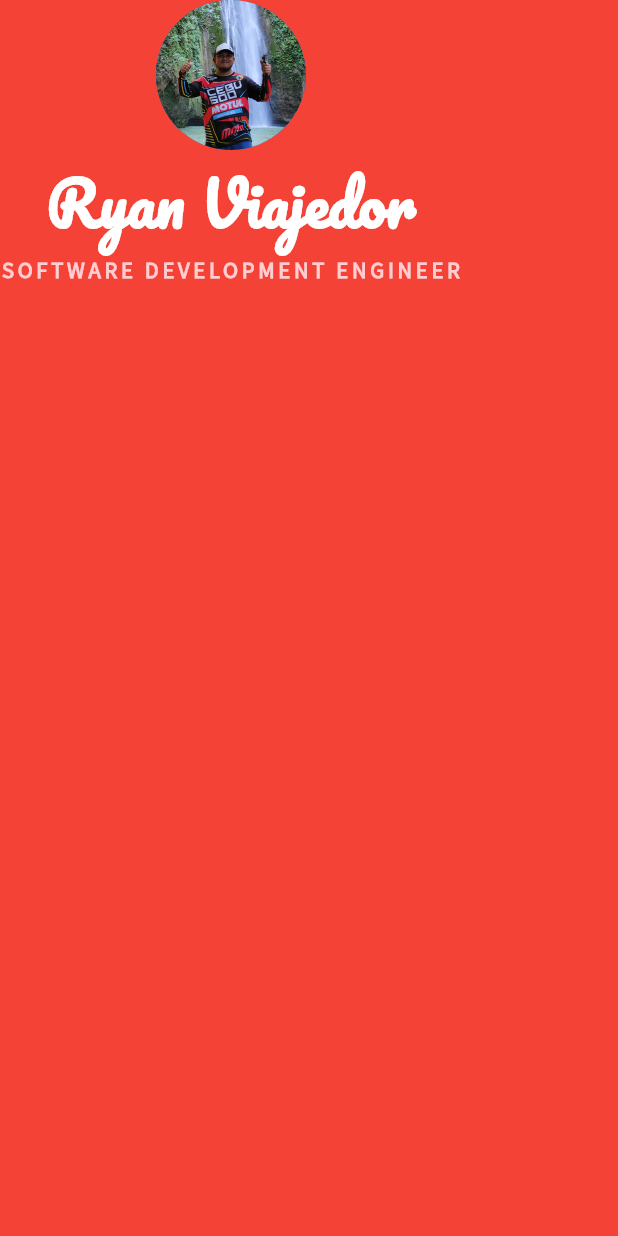
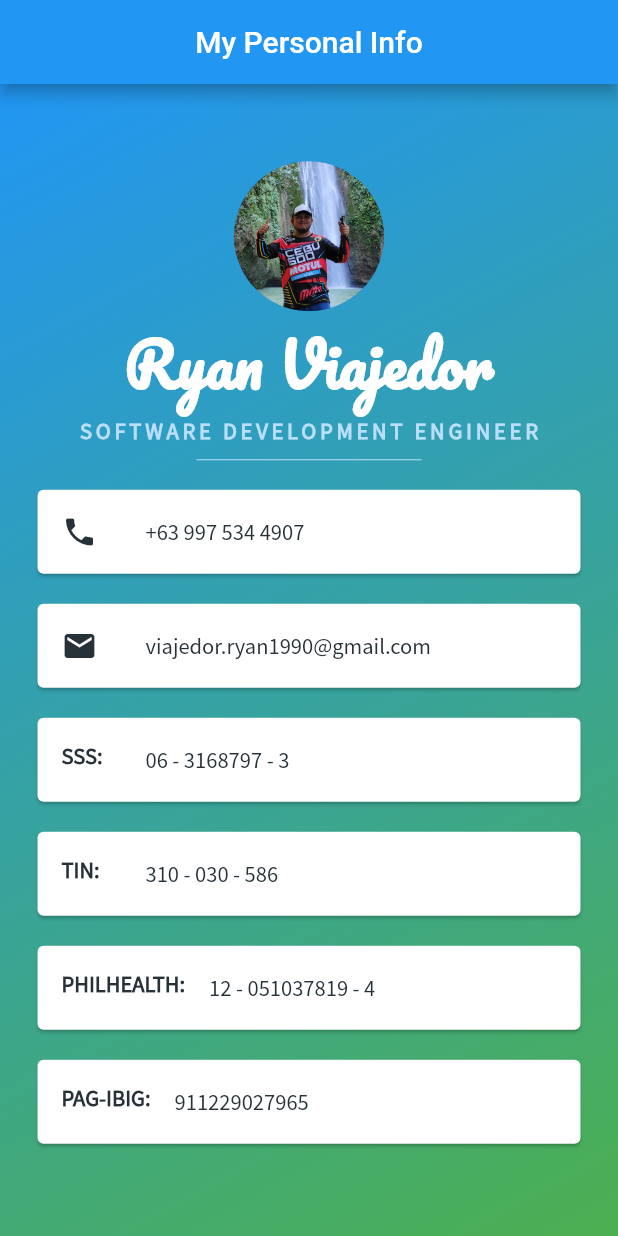
Before and after one commit to ryanmoradasviajedor/mi_card_flutter, a Flutter app: the screen it shows after launch, on a phone screen of 412 x 824 dp. Run offline on Flutter 3.47's test engine with Material 2 defaults, Android fonts, the phone set to English and light mode, and no system bars.

Commit message:
Flutter Card & ListTile Widget

```diff
--- a/lib/main.dart
+++ b/lib/main.dart
@@ -8,10 +8,23 @@ class MyApp extends StatelessWidget {
   @override
   Widget build(BuildContext context) {
     return MaterialApp(
+      title: 'My Personal Info',
       home: Scaffold(
-        backgroundColor: Colors.red,
-        body: SafeArea(
+//        backgroundColor: Colors.red,
+        appBar:  AppBar(
+          centerTitle: true,
+          title: Text('My Personal Info'),
+        ),
+        body: Container(
+            decoration: BoxDecoration(
+              gradient: LinearGradient(
+                  begin: Alignment.topLeft,
+                  end: Alignment.bottomRight,
+                  colors: [Colors.blue, Colors.green])
+          ),
+          child: SafeArea(
             child: Column(
+              mainAxisAlignment: MainAxisAlignment.center,
               children: <Widget>[
                 CircleAvatar(
                   radius: 50.0,
@@ -31,15 +44,145 @@ class MyApp extends StatelessWidget {
                   style: TextStyle(
                     fontFamily: 'Source Sans Pro',
                     fontSize: 15.0,
-                  color: Colors.red.shade100,
+                    color: Colors.blue.shade100,
                     fontWeight: FontWeight.bold,
                     letterSpacing: 2.5,
+                  ),
+                ),
+                SizedBox(
+                  height: 20.0,
+                  width: 150.0,
+                  child: Divider(
+                    color: Colors.blue.shade100,
+                  ),
+                ),
+                Card(
+                  margin: EdgeInsets.symmetric(vertical: 10.0, horizontal: 25.0),
+                  child: ListTile(
+                    leading: Icon(
+                      Icons.phone,
+                      color: Colors.blueGrey.shade900,
+                    ),
+                    title: Text(
+                      '+63 997 534 4907',
+                      style: TextStyle(
+                        color: Colors.blueGrey.shade900,
+                        fontFamily: 'Source Sans Pro',
+                        fontSize: 15.0,
+                      ),
+                    ),
+                  ),
+                ),
+                Card(
+                  margin: EdgeInsets.symmetric(vertical: 10.0, horizontal: 25.0),
+                  child: ListTile(
+                    leading: Icon(
+                      Icons.email,
+                      color: Colors.blueGrey.shade900,
+                    ),
+                    title: Text(
+                      'viajedor.ryan1990@gmail.com',
+                      style: TextStyle(
+                        color: Colors.blueGrey.shade900,
+                        fontFamily: 'Source Sans Pro',
+                        fontSize: 15.0,
+                      ),
+                    ),
+                  ),
+                ),
+                Card(
+                  margin: EdgeInsets.symmetric(vertical: 10.0, horizontal: 25.0),
+                  child: ListTile(
+                    leading: Text(
+                      'SSS:',
+                      style: TextStyle(
+                        color: Colors.blueGrey.shade900,
+                        fontFamily: 'Source Sans Pro',
+                        fontSize: 15.0,
+                        fontWeight: FontWeight.bold,
+                      ),
+                    ),
+                    title: Text(
+                      '06 - 3168797 - 3',
+                      style: TextStyle(
+                        color: Colors.blueGrey.shade900,
+                        fontFamily: 'Source Sans Pro',
+                        fontSize: 15.0,
+                      ),
+                    ),
+                  ),
+                ),
+                Card(
+                  margin: EdgeInsets.symmetric(vertical: 10.0, horizontal: 25.0),
+                  child: ListTile(
+                    leading: Text(
+                      'TIN:',
+                      style: TextStyle(
+                        color: Colors.blueGrey.shade900,
+                        fontFamily: 'Source Sans Pro',
+                        fontSize: 15.0,
+                        fontWeight: FontWeight.bold,
+                      ),
+                    ),
+                    title: Text(
+                      '310 - 030 - 586',
+                      style: TextStyle(
+                        color: Colors.blueGrey.shade900,
+                        fontFamily: 'Source Sans Pro',
+                        fontSize: 15.0,
+                      ),
+                    ),
+                  ),
+                ),
+                Card(
+                  margin: EdgeInsets.symmetric(vertical: 10.0, horizontal: 25.0),
+                  child: ListTile(
+                    leading: Text(
+                      'PHILHEALTH:',
+                      style: TextStyle(
+                        color: Colors.blueGrey.shade900,
+                        fontFamily: 'Source Sans Pro',
+                        fontSize: 15.0,
+                        fontWeight: FontWeight.bold,
+                      ),
+                    ),
+                    title: Text(
+                      '12 - 051037819 - 4',
+                      style: TextStyle(
+                        color: Colors.blueGrey.shade900,
+                        fontFamily: 'Source Sans Pro',
+                        fontSize: 15.0,
+                      ),
+                    ),
+                  ),
+                ),
+                Card(
+                  margin: EdgeInsets.symmetric(vertical: 10.0, horizontal: 25.0),
+                  child: ListTile(
+                    leading: Text(
+                      'PAG-IBIG:',
+                      style: TextStyle(
+                        color: Colors.blueGrey.shade900,
+                        fontFamily: 'Source Sans Pro',
+                        fontSize: 15.0,
+                        fontWeight: FontWeight.bold,
+                      ),
+                    ),
+                    title: Text(
+                      '911229027965',
+                      style: TextStyle(
+                        color: Colors.blueGrey.shade900,
+                        fontFamily: 'Source Sans Pro',
+                        fontSize: 15.0,
+                      ),
+                    ),
                   ),
                 ),
               ],
             ),
           ),
         ),
+      ),
     );
   }
 }
```
Lines whose indentation alone changed are shown as unchanged.
